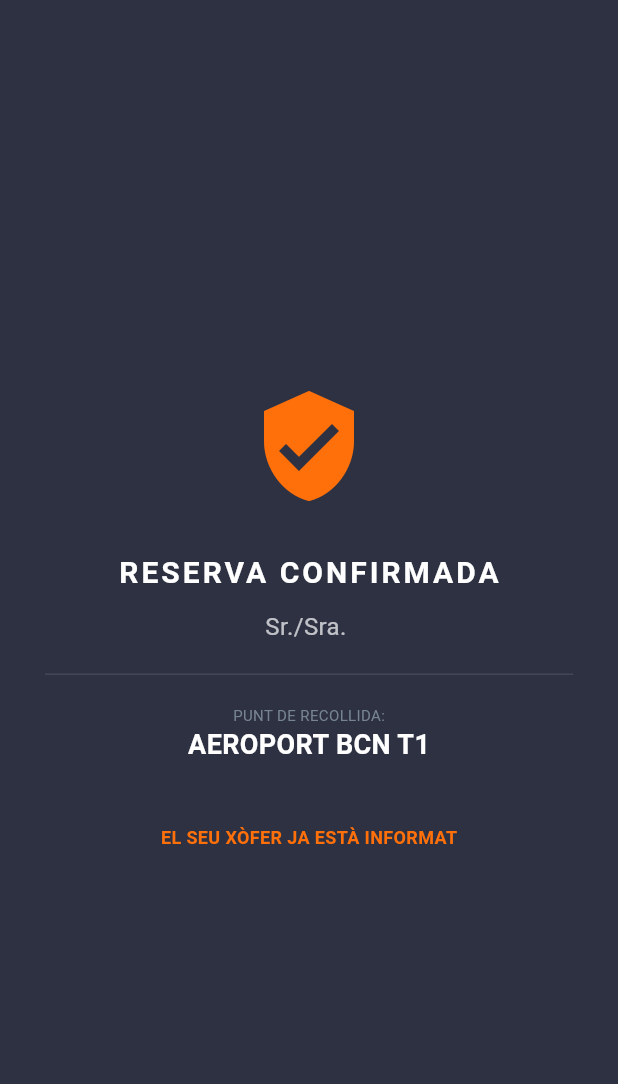
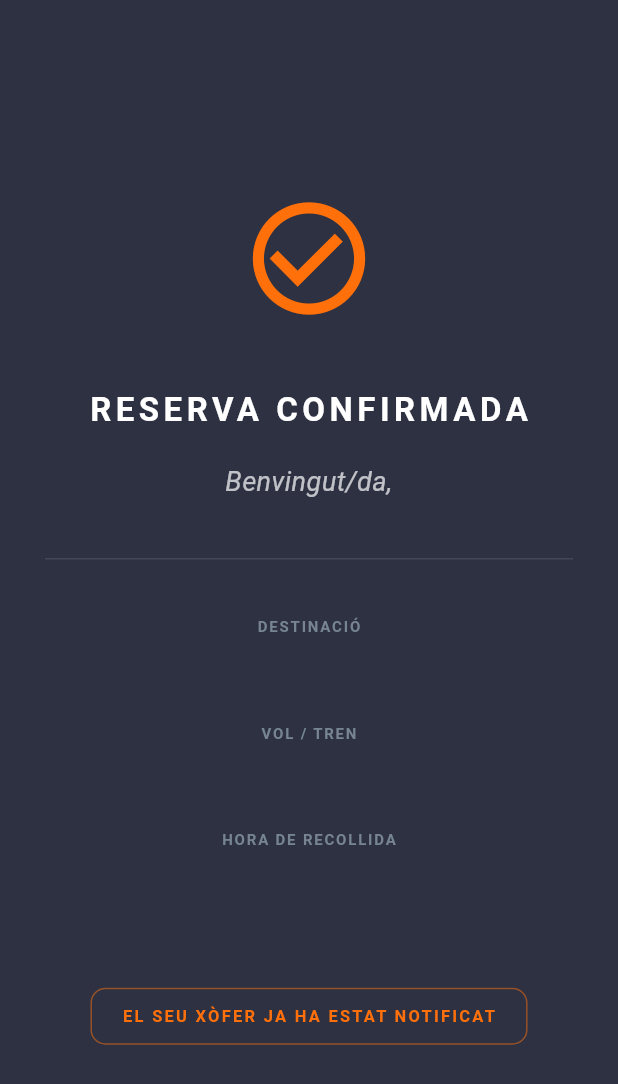
Before and after one commit to IWY-Jordi-Fabregat/ONLYTRANSFER, a Flutter app: the EsperaVipScreen screen opened directly with empty values, on a phone screen of 412 x 824 dp. Shown: the top 1084 px of the screen. Run offline on Flutter 3.47's test engine with Material 3 defaults, Android fonts, the phone set to English and light mode, and no system bars; our stand-ins replace cloud_firestore, firebase_core, geocoding, google_maps_flutter, share_plus; accounts and stored records are empty; Roboto replaces fonts that are missing (AppleColorEmoji).

Commit message:
Corregit resum reserva i pantalla espera VIP

```diff
--- a/lib/espera_vip_screen.dart
+++ b/lib/espera_vip_screen.dart
@@ -2,42 +2,96 @@ import 'package:flutter/material.dart';
 
 class EsperaVipScreen extends StatelessWidget {
   final Map<String, dynamic> dades;
+
   const EsperaVipScreen({super.key, required this.dades});
 
   @override
   Widget build(BuildContext context) {
+    // Recuperem el 'nom_client' real que hem guardat al resum
+    final nomClient = dades['nom_client'] ?? "Client VIP";
+    final desti = dades['desti'] ?? "---";
+    final vol = dades['vol_tren'] ?? "---";
+    final hora = dades['hora'] ?? "---";
+
     return Scaffold(
-      backgroundColor: const Color(0xFF2D3142), // Gris Negre
-      body: Center(
-        child: Padding(
-          padding: const EdgeInsets.all(30.0),
-          child: Column(
-            mainAxisAlignment: MainAxisAlignment.center,
-            children: [
-              const Icon(Icons.verified_user, color: Color(0xFFFF700A), size: 80),
-              const SizedBox(height: 30),
-              const Text("RESERVA CONFIRMADA",
-                style: TextStyle(color: Colors.white, fontSize: 20, fontWeight: FontWeight.bold, letterSpacing: 2)),
-              const SizedBox(height: 10),
-              Text("Sr./Sra. ${dades['nom_client']}",
-                style: const TextStyle(color: Colors.white70, fontSize: 16)),
-              const Divider(color: Colors.white10, height: 40),
-              _infoVol(dades['cp'], "AEROPORT BCN T1"), // Aquí podríem posar la info del vol
-              const SizedBox(height: 40),
-              const Text("EL SEU XÒFER JA ESTÀ INFORMAT",
-                style: TextStyle(color: Color(0xFFFF700A), fontSize: 12, fontWeight: FontWeight.bold)),
-            ],
-          ),
+      // Fem servir el teu GRIS NEGRE #2D3142 per a un acabat Premium
+      backgroundColor: const Color(0xFF2D3142),
+      body: Container(
+        width: double.infinity,
+        padding: const EdgeInsets.symmetric(horizontal: 30),
+        child: Column(
+          mainAxisAlignment: MainAxisAlignment.center,
+          children: [
+            // Icona de verificació en TARONJA #FF700A
+            const Icon(Icons.check_circle_outline, color: Color(0xFFFF700A), size: 90),
+
+            const SizedBox(height: 40),
+
+            const Text("RESERVA CONFIRMADA",
+              style: TextStyle(
+                color: Colors.white,
+                fontSize: 22,
+                fontWeight: FontWeight.bold,
+                letterSpacing: 3
+              )
+            ),
+
+            const SizedBox(height: 20),
+
+            // Salutació personalitzada amb el NOM DEL CLIENT
+            Text("Benvingut/da, $nomClient",
+              textAlign: TextAlign.center,
+              style: const TextStyle(color: Colors.white70, fontSize: 18, fontStyle: FontStyle.italic)
+            ),
+
+            const Padding(
+              padding: EdgeInsets.symmetric(vertical: 30),
+              child: Divider(color: Colors.white10, thickness: 1),
+            ),
+
+            // Bloc de resum del viatge (Simplicitat Apple)
+            _buildDadaResum("DESTINACIÓ", desti),
+            const SizedBox(height: 25),
+            _buildDadaResum("VOL / TREN", vol),
+            const SizedBox(height: 25),
+            _buildDadaResum("HORA DE RECOLLIDA", hora),
+
+            const SizedBox(height: 60),
+
+            // Missatge final de tranquil·litat
+            Container(
+              padding: const EdgeInsets.symmetric(horizontal: 20, vertical: 10),
+              decoration: BoxDecoration(
+                border: Border.all(color: const Color(0xFFFF700A).withOpacity(0.5)),
+                borderRadius: BorderRadius.circular(10)
+              ),
+              child: const Text("EL SEU XÒFER JA HA ESTAT NOTIFICAT",
+                style: TextStyle(
+                  color: Color(0xFFFF700A),
+                  fontSize: 11,
+                  fontWeight: FontWeight.bold,
+                  letterSpacing: 1.5
+                )
+              ),
+            ),
+          ],
         ),
       ),
     );
   }
 
-  Widget _infoVol(String? cp, String terminal) {
+  // Funció per crear cada línia de dades amb ordre i claredat
+  Widget _buildDadaResum(String etiqueta, String valor) {
     return Column(
       children: [
-        const Text("PUNT DE RECOLLIDA:", style: TextStyle(color: Color(0xFF778591), fontSize: 10)),
-        Text(terminal, style: const TextStyle(color: Colors.white, fontSize: 18, fontWeight: FontWeight.bold)),
+        Text(etiqueta,
+          style: const TextStyle(color: Color(0xFF778591), fontSize: 10, fontWeight: FontWeight.w600, letterSpacing: 1.2)
+        ),
+        const SizedBox(height: 6),
+        Text(valor,
+          textAlign: TextAlign.center,
+          style: const TextStyle(color: Colors.white, fontSize: 18, fontWeight: FontWeight.w400)
+        ),
       ],
     );
   }
--- a/lib/resum_reserva_screen.dart
+++ b/lib/resum_reserva_screen.dart
@@ -2,7 +2,7 @@ import 'package:flutter/material.dart';
 import 'package:cloud_firestore/cloud_firestore.dart';
 import 'transfer_screen.dart';
 import 'geocoding_helper.dart';
-import 'espera_vip_screen.dart'; // <--- 1. IMPORTEM LA NOVA PANTALLA
+import 'espera_vip_screen.dart';
 
 class ResumReservaScreen extends StatefulWidget {
   final Map<String, dynamic>? dades;
@@ -42,8 +42,6 @@ class _ResumReservaScreenState extends State<ResumReservaScreen> {
     }
   }
 
-// Dins de lib/resum_reserva_screen.dart, substitueix la funció _guardarReserva
-
   Future<void> _guardarReserva() async {
     // Verificació metòdica de dades
     if (_nomController.text.isEmpty || _cpController.text.length < 5) {
@@ -61,10 +59,10 @@ Future<void> _guardarReserva() async {
     );
 
     try {
-    // 1. CREEM EL PAQUET DE DADES CORRECTE PER AL RADAR
-    // Canviem 'nom_client' per 'welcome_sign' i afegim 'creat_el'
+      // 1. CREEM EL PAQUET DE DADES (Diferenciant nom del client i welcome sign)
       final dadesFinals = {
-  'welcome_sign': _nomController.text, // Perquè el xòfer vegi el nom
+        'nom_client': _nomController.text, // El nom real de la persona
+        'welcome_sign': _nomController.text, // El que veurà el xòfer (per defecte el mateix)
         'email': _emailController.text,
         'adreca_recollida': _adrecaController.text,
         'cp': _cpController.text,
@@ -73,9 +71,10 @@ Future<void> _guardarReserva() async {
         'vol_tren': widget.dades?['vol_tren'] ?? "---",
         'desti': widget.dades?['desti'] ?? "---",
         'hora': widget.dades?['hora'] ?? "---",
-  'estat': 'PENDENT', // <--- AIXÒ ÉS EL QUE EL RADAR BUSCA
-  'creat_el': FieldValue.serverTimestamp(), // <--- PER ORDRE CRONOLÒGIC
+        'estat': 'PENDENT',
+        'creat_el': FieldValue.serverTimestamp(),
       };
+
       // 2. ENVIEM A FIREBASE
       await FirebaseFirestore.instance.collection('reserves').add(dadesFinals);
 
@@ -91,26 +90,26 @@ Future<void> _guardarReserva() async {
       );
 
       // 3. SALT A LA PANTALLA D'ESPERA
-    Future.delayed(const Duration(seconds: 1), () {
+      // Fem servir pushAndRemoveUntil per tancar el cercle i que no torni enrere
+      Future.delayed(const Duration(milliseconds: 500), () {
         if (!mounted) return;
-      // Naveguem a la pantalla d'espera i netegem la pila per no poder tornar enrere
-      Navigator.pushReplacement(
-        context,
+        Navigator.of(context).pushAndRemoveUntil(
           MaterialPageRoute(
             builder: (context) => EsperaVipScreen(dades: dadesFinals)
-        )
+          ),
+          (route) => false,
         );
       });
 
     } catch (e) {
       if (!mounted) return;
       Navigator.pop(context); // Tanquem el diàleg de càrrega
-    // Missatge d'error
       ScaffoldMessenger.of(context).showSnackBar(
         SnackBar(content: Text("Error: $e"), backgroundColor: Colors.red),
       );
     }
   }
+
   @override
   Widget build(BuildContext context) {
     return Scaffold(
@@ -180,7 +179,6 @@ Future<void> _guardarReserva() async {
     );
   }
 
-  // Ginys de disseny omesos per brevetat (es mantenen igual que els teus)
   Widget _buildCard({required String title, required Widget child}) {
     return Container(
       padding: const EdgeInsets.all(20),
```
Lines whose indentation alone changed are shown as unchanged.
